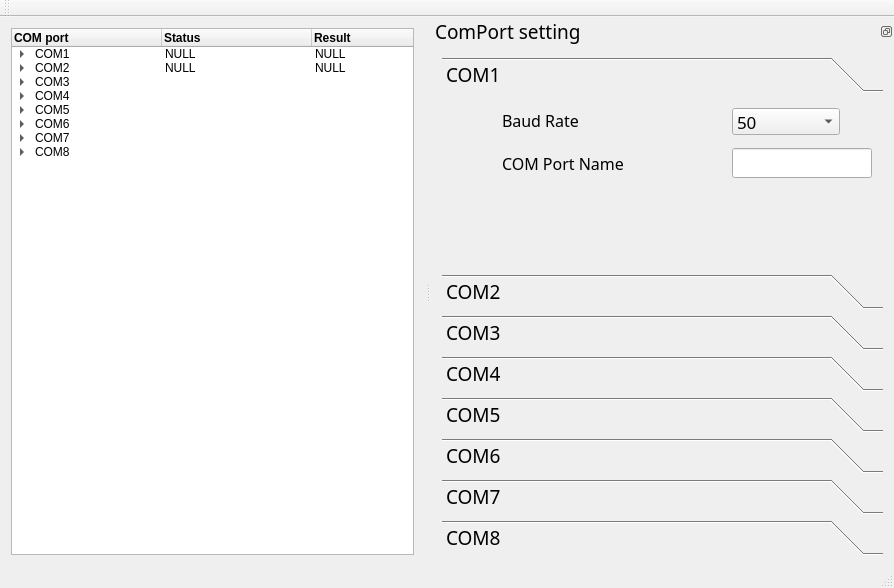
Above: mainwindow.ui from soso7885/QTvcom_test before the change. Below: the same form after it.
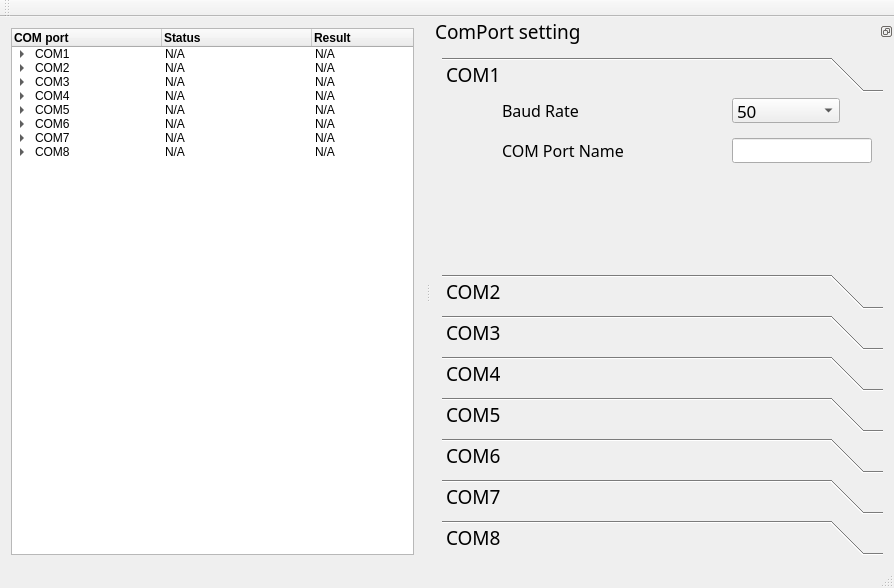
That is the form after the change.

```diff
--- a/mainwindow.ui
+++ b/mainwindow.ui
@@ -15,7 +15,7 @@
   </property>
   <widget class="QWidget" name="centralWidget">
    <layout class="QGridLayout" name="gridLayout">
-    <item row="1" column="0">
+    <item row="0" column="0">
      <widget class="QTreeWidget" name="treeWidget">
       <property name="maximumSize">
        <size>
@@ -76,10 +76,10 @@
         </font>
        </property>
        <property name="text">
-        <string>NULL</string>
+        <string>N/A</string>
        </property>
        <property name="text">
-        <string>NULL</string>
+        <string>N/A</string>
        </property>
        <property name="flags">
         <set>ItemIsDragEnabled|ItemIsUserCheckable|ItemIsEnabled</set>
@@ -128,10 +128,10 @@
         <string>COM2</string>
        </property>
        <property name="text">
-        <string>NULL</string>
+        <string>N/A</string>
        </property>
        <property name="text">
-        <string>NULL</string>
+        <string>N/A</string>
        </property>
        <item>
         <property name="text">
@@ -170,6 +170,12 @@
        <property name="text">
         <string>COM3</string>
        </property>
+       <property name="text">
+        <string>N/A</string>
+       </property>
+       <property name="text">
+        <string>N/A</string>
+       </property>
        <item>
         <property name="text">
          <string>Round</string>
@@ -195,6 +201,12 @@
        <property name="text">
         <string>COM4</string>
        </property>
+       <property name="text">
+        <string>N/A</string>
+       </property>
+       <property name="text">
+        <string>N/A</string>
+       </property>
        <item>
         <property name="text">
          <string>Round</string>
@@ -220,6 +232,12 @@
        <property name="text">
         <string>COM5</string>
        </property>
+       <property name="text">
+        <string>N/A</string>
+       </property>
+       <property name="text">
+        <string>N/A</string>
+       </property>
        <item>
         <property name="text">
          <string>Round</string>
@@ -245,6 +263,12 @@
        <property name="text">
         <string>COM6</string>
        </property>
+       <property name="text">
+        <string>N/A</string>
+       </property>
+       <property name="text">
+        <string>N/A</string>
+       </property>
        <item>
         <property name="text">
          <string>Round</string>
@@ -270,6 +294,12 @@
        <property name="text">
         <string>COM7</string>
        </property>
+       <property name="text">
+        <string>N/A</string>
+       </property>
+       <property name="text">
+        <string>N/A</string>
+       </property>
        <item>
         <property name="text">
          <string>Round</string>
@@ -295,6 +325,12 @@
        <property name="text">
         <string>COM8</string>
        </property>
+       <property name="text">
+        <string>N/A</string>
+       </property>
+       <property name="text">
+        <string>N/A</string>
+       </property>
        <item>
         <property name="text">
          <string>Round</string>
@@ -380,7 +416,15 @@
        <property name="lineWidth">
         <number>1</number>
        </property>
-       <widget class="QWidget" name="toolBoxPage1" native="true">
+       <widget class="QWidget" name="toolBoxPage1">
+        <property name="geometry">
+         <rect>
+          <x>0</x>
+          <y>0</y>
+          <width>439</width>
+          <height>206</height>
+         </rect>
+        </property>
         <attribute name="label">
          <string>COM1</string>
         </attribute>
@@ -388,9 +432,9 @@
          <property name="geometry">
           <rect>
            <x>60</x>
-           <y>10</y>
+           <y>0</y>
            <width>101</width>
-           <height>24</height>
+           <height>25</height>
           </rect>
          </property>
          <property name="font">
@@ -410,9 +454,9 @@
          <property name="geometry">
           <rect>
            <x>290</x>
-           <y>10</y>
+           <y>0</y>
            <width>108</width>
-           <height>27</height>
+           <height>25</height>
           </rect>
          </property>
          <property name="font">
@@ -530,9 +574,9 @@
          <property name="geometry">
           <rect>
            <x>60</x>
-           <y>50</y>
+           <y>40</y>
            <width>130</width>
-           <height>30</height>
+           <height>25</height>
           </rect>
          </property>
          <property name="font">
@@ -555,9 +599,9 @@
          <property name="geometry">
           <rect>
            <x>290</x>
-           <y>50</y>
+           <y>40</y>
            <width>140</width>
-           <height>30</height>
+           <height>25</height>
           </rect>
          </property>
         </widget>
```
Left out of the diff: 214 changed lines with no effect on the pictures.
